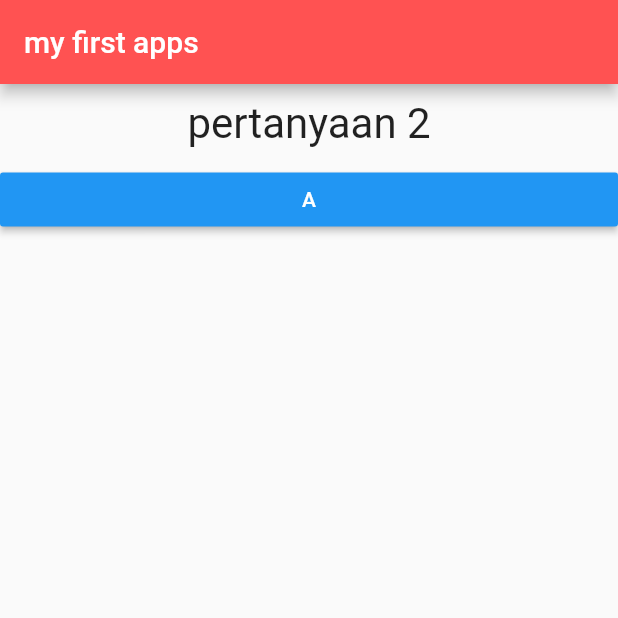
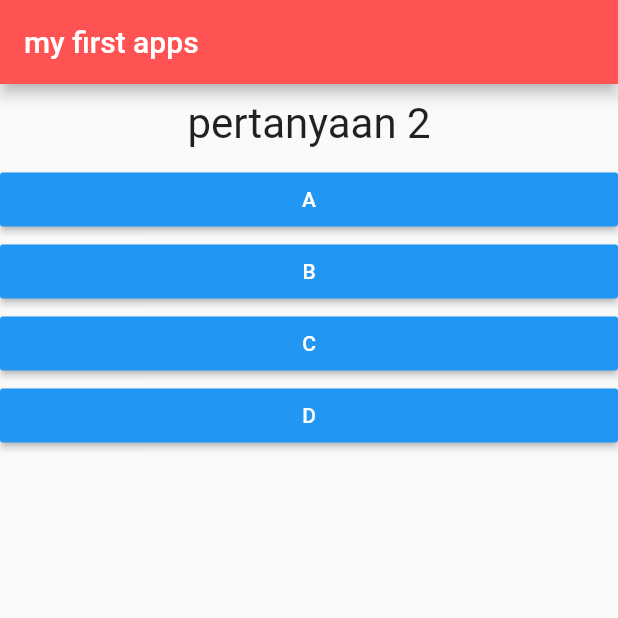
Before and after one commit to syahrulb/flutter-course, a Flutter app: the screen it shows after launch, after a tap on an icon or button, on a phone screen of 412 x 824 dp, the top half of it. Run offline on Flutter 3.47's test engine with Material 2 defaults, Android fonts, the phone set to English and light mode, and no system bars.

```diff
--- a/lib/main.dart
+++ b/lib/main.dart
@@ -18,19 +18,36 @@ class _MyAppsState extends State<MyApps> {
   final _pertanyaanKita = const [
     {
       "pertanyaan": 'pertanyaan 1',
-      'answers': ['A', 'B', 'C']
+      'answers': [
+        {'text': 'A', 'score': 10},
+        {'text': 'B', 'score': 20},
+        {'text': 'C', 'score': 10},
+        {'text': 'D', 'score': 40},
+      ]
     },
     {
       "pertanyaan": 'pertanyaan 2',
-      'answers': ['A']
+      'answers': [
+        {'text': 'A', 'score': 30},
+        {'text': 'B', 'score': 20},
+        {'text': 'C', 'score': 50},
+        {'text': 'D', 'score': 40},
+      ]
     },
     {
       "pertanyaan": 'pertanyaan 3',
-      'answers': ['C']
+      'answers': [
+        {'text': 'A', 'score': 20},
+        {'text': 'B', 'score': 10},
+        {'text': 'C', 'score': 80},
+        {'text': 'D', 'score': 90},
+      ]
     },
   ];
   var _questionIndex = 0;
-  void _answerQuestion() {
+  var _totalScore =0;
+  void _answerQuestion(int score) {
+    this._totalScore += score;
     setState(() {
       _questionIndex = this._questionIndex + 1;
     });
@@ -64,7 +81,7 @@ class _MyAppsState extends State<MyApps> {
                 question: _pertanyaanKita,
                 questionIndex: _questionIndex,
               )
-            : Result(),
+            : Result(_totalScore),
       ),
     );
   }
--- a/lib/quiz.dart
+++ b/lib/quiz.dart
@@ -15,9 +15,11 @@ class Quiz extends StatelessWidget {
     return Column(
       children: [
         Question(question[this.questionIndex]['pertanyaan']),
-        ...(question[this.questionIndex]['answers'] as List<String>)
+        ...(question[this.questionIndex]['answers']
+                as List<Map<String, Object>>)
             .map((jawaban) {
-          return Answer(jawaban, asnwerQuestion);
+          return Answer(
+              jawaban['text'], () => asnwerQuestion(jawaban['score']));
         }).toList(),
       ],
     );
```
Also changed, not shown: lib/result.dart (+21 -1 lines).
